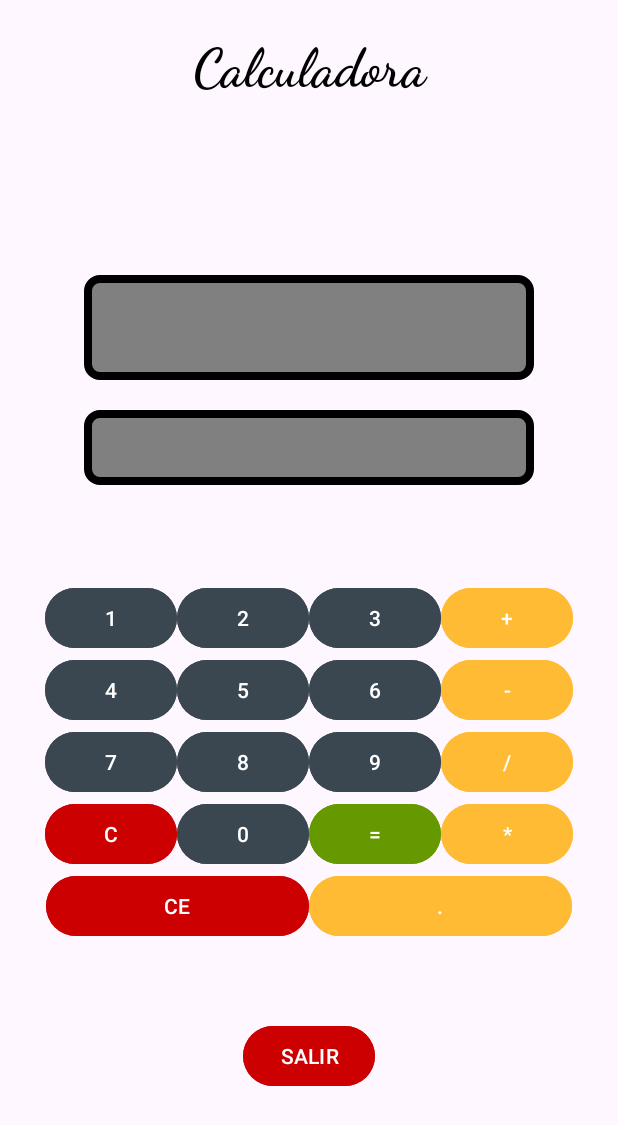
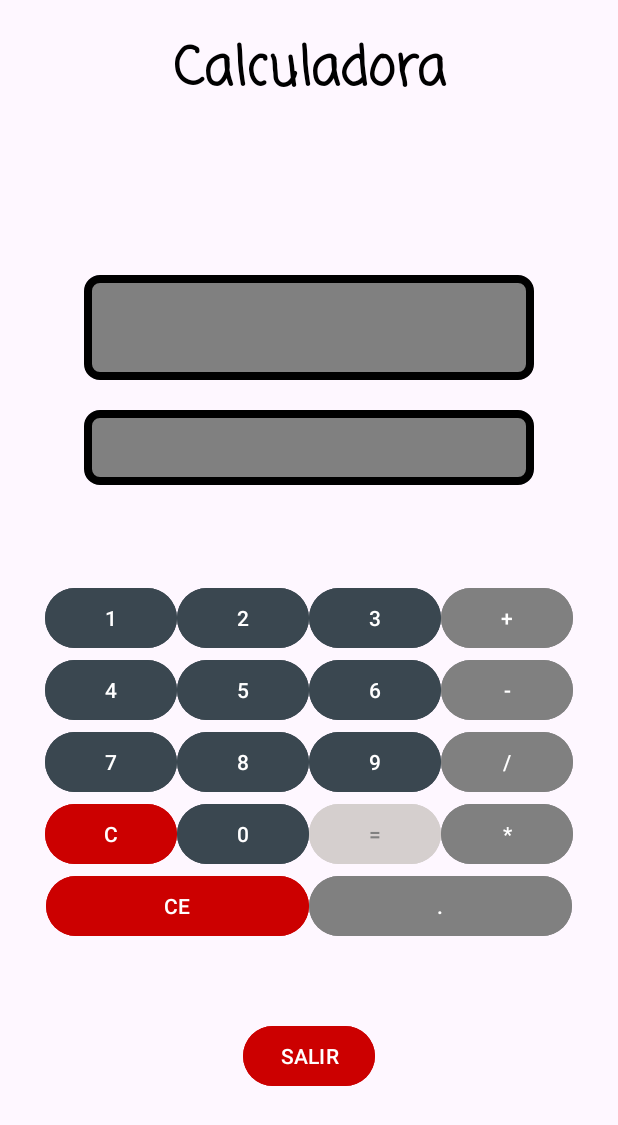
Before and after one commit to guillemulass/IMC_Calculadoras, an Android app: the CalculadoraAlvaro screen opened directly, with no data from a screen before it, on a phone screen of 412 x 824 dp. Shown: the top 1125 px of the screen. Run offline under Robolectric (Android 15) with nearby library versions, the phone set to English and light mode, and no system bars.

```diff
--- a/app/src/main/res/layout/activity_calculadora_alvaro.xml
+++ b/app/src/main/res/layout/activity_calculadora_alvaro.xml
@@ -14,10 +14,6 @@
         app:layout_constraintEnd_toEndOf="parent"
         app:layout_constraintBottom_toTopOf="@id/pantallatexto"
         tools:ignore="NotSibling">
-
-
-
-
         <TextView
             android:id="@+id/textocalc"
             android:layout_width="match_parent"
@@ -27,7 +23,7 @@
             android:textStyle="bold"
             android:textSize="35dp"
             android:layout_marginTop="20dp"
-            android:fontFamily="cursive"
+            android:fontFamily="casual"
             android:textColor="@android:color/black"
             />
     </LinearLayout>
@@ -114,7 +110,7 @@
             android:id="@+id/buttonsumar"
             android:layout_width="wrap_content"
             android:layout_height="wrap_content"
-            android:backgroundTint="@android:color/holo_orange_light"
+            android:backgroundTint="@color/gris"
             android:text="@string/sumar"/>
 
     </LinearLayout>
@@ -150,7 +146,7 @@
             android:id="@+id/buttonrestar"
             android:layout_width="wrap_content"
             android:layout_height="wrap_content"
-            android:backgroundTint="@android:color/holo_orange_light"
+            android:backgroundTint="@color/gris"
             android:text="@string/restar"/>
 
     </LinearLayout>
@@ -187,7 +183,7 @@
             android:id="@+id/buttondividir"
             android:layout_width="wrap_content"
             android:layout_height="wrap_content"
-            android:backgroundTint="@android:color/holo_orange_light"
+            android:backgroundTint="@color/gris"
             android:text="@string/dividor"/>
 
     </LinearLayout>
@@ -216,12 +212,13 @@
             android:layout_width="wrap_content"
             android:layout_height="wrap_content"
             android:text="@string/igual"
-            android:backgroundTint="@android:color/holo_green_dark"/>
+            android:textColor="@color/gris"
+            android:backgroundTint="#D5CFCE"/>
         <Button
             android:id="@+id/buttonmult"
             android:layout_width="wrap_content"
             android:layout_height="wrap_content"
-            android:backgroundTint="@android:color/holo_orange_light"
+            android:backgroundTint="@color/gris"
             android:text="@string/multiplicar"/>
 
     </LinearLayout>
@@ -243,7 +240,7 @@
             android:id="@+id/buttonpunto"
             android:layout_width="175dp"
             android:layout_height="wrap_content"
-            android:backgroundTint="@android:color/holo_orange_light"
+            android:backgroundTint="@color/gris"
             android:text="@string/punto"/>
 
     </LinearLayout>
--- a/app/src/main/res/values/colors.xml
+++ b/app/src/main/res/values/colors.xml
@@ -4,4 +4,6 @@
     <color name="red">#D72323</color>
     <color name="Teal">#3A4750</color>
     <color name="black">#000000</color>
+    <color name="gris">#808080</color>
+
 </resources>
```
